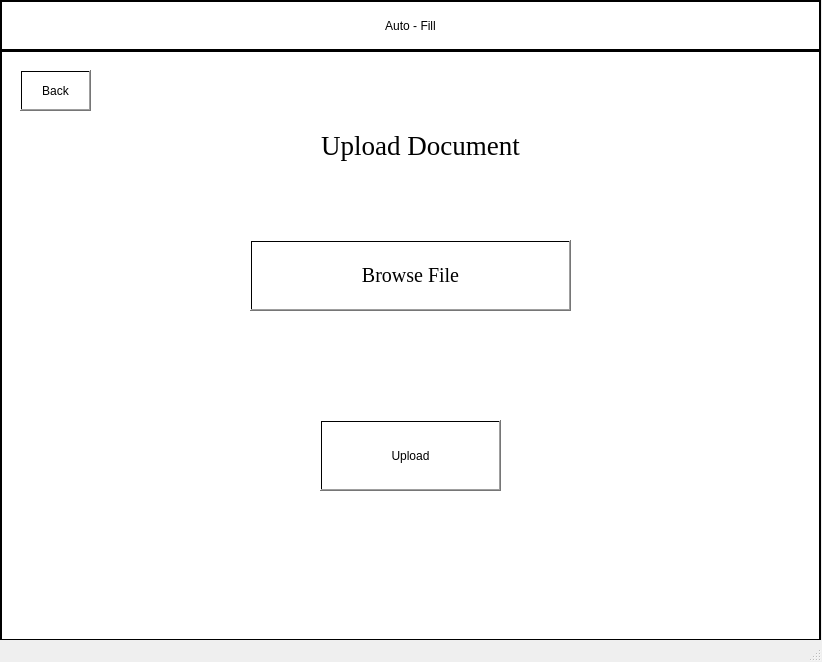
Before: the Qt Designer form browse.ui in swhasans/Auto-Fill, drawn with Qt 5.
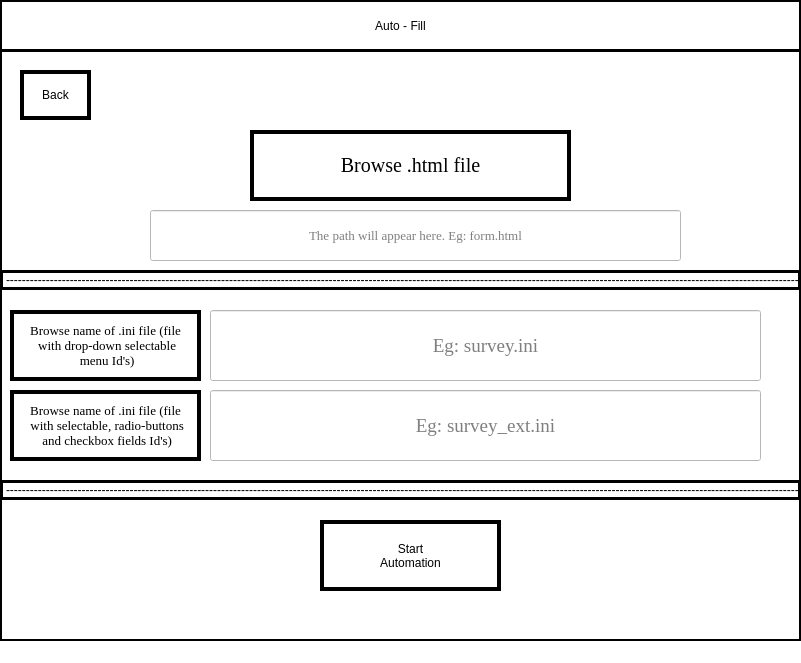
After: the same form once the commit is applied. Icons and pictures are not drawn.

What changed in the file:
```diff
--- a/browse.ui
+++ b/browse.ui
@@ -6,41 +6,274 @@
    <rect>
     <x>0</x>
     <y>0</y>
-    <width>822</width>
-    <height>662</height>
+    <width>801</width>
+    <height>663</height>
    </rect>
   </property>
   <property name="windowTitle">
    <string>MainWindow</string>
   </property>
+  <property name="styleSheet">
+   <string notr="true">background-color: rgb(255, 255, 255);</string>
+  </property>
   <widget class="QWidget" name="centralwidget">
-   <widget class="QFrame" name="frame">
+   <widget class="QLabel" name="lb_Title_1">
     <property name="geometry">
      <rect>
       <x>0</x>
-      <y>50</y>
-      <width>821</width>
-      <height>591</height>
+      <y>0</y>
+      <width>801</width>
+      <height>51</height>
      </rect>
     </property>
+    <property name="layoutDirection">
+     <enum>Qt::LeftToRight</enum>
+    </property>
     <property name="styleSheet">
-     <string notr="true">border-color: rgb(0, 0, 0);
+     <string notr="true">font: 20pt &quot;Georgia&quot;;
 background-color: rgb(255, 255, 255);</string>
     </property>
     <property name="frameShape">
      <enum>QFrame::Box</enum>
     </property>
-    <property name="frameShadow">
-     <enum>QFrame::Plain</enum>
-    </property>
     <property name="lineWidth">
      <number>2</number>
     </property>
+    <property name="text">
+     <string>Auto - Fill</string>
+    </property>
+    <property name="scaledContents">
+     <bool>true</bool>
+    </property>
+    <property name="alignment">
+     <set>Qt::AlignCenter</set>
+    </property>
+   </widget>
+   <widget class="QPushButton" name="bt_back">
+    <property name="geometry">
+     <rect>
+      <x>20</x>
+      <y>70</y>
+      <width>71</width>
+      <height>50</height>
+     </rect>
+    </property>
+    <property name="styleSheet">
+     <string notr="true">background-color: qlineargradient(spread:pad, x1:0.488636, y1:0.54, x2:1, y2:1, stop:0 rgba(255, 255, 255, 255));
+font: 15pt &quot;Georgia&quot;;
+border-color: rgb(0, 0, 0);
+border: 4px solid;</string>
+    </property>
+    <property name="text">
+     <string>Back</string>
+    </property>
+   </widget>
+   <widget class="QLineEdit" name="le_file_name_2">
+    <property name="geometry">
+     <rect>
+      <x>210</x>
+      <y>390</y>
+      <width>551</width>
+      <height>71</height>
+     </rect>
+    </property>
+    <property name="font">
+     <font>
+      <family>Georgia</family>
+      <pointsize>14</pointsize>
+     </font>
+    </property>
+    <property name="layoutDirection">
+     <enum>Qt::LeftToRight</enum>
+    </property>
+    <property name="text">
+     <string/>
+    </property>
+    <property name="alignment">
+     <set>Qt::AlignCenter</set>
+    </property>
+    <property name="placeholderText">
+     <string>Eg: survey_ext.ini</string>
+    </property>
+   </widget>
+   <widget class="QPushButton" name="bt_browsefile_1">
+    <property name="geometry">
+     <rect>
+      <x>10</x>
+      <y>310</y>
+      <width>191</width>
+      <height>71</height>
+     </rect>
+    </property>
+    <property name="font">
+     <font>
+      <family>Georgia</family>
+      <pointsize>10</pointsize>
+      <weight>50</weight>
+      <italic>false</italic>
+      <bold>false</bold>
+     </font>
+    </property>
+    <property name="autoFillBackground">
+     <bool>false</bool>
+    </property>
+    <property name="styleSheet">
+     <string notr="true">background-color: rgb(255, 255, 255);
+font: 10pt &quot;Georgia&quot;;
+border-color: rgb(0, 0, 0);
+border: 4px solid;</string>
+    </property>
+    <property name="text">
+     <string>Browse name of .ini file (file 
+ with drop-down selectable 
+ menu Id's)</string>
+    </property>
+   </widget>
+   <widget class="QLabel" name="lb_sep_2">
+    <property name="geometry">
+     <rect>
+      <x>0</x>
+      <y>480</y>
+      <width>801</width>
+      <height>20</height>
+     </rect>
+    </property>
+    <property name="frameShape">
+     <enum>QFrame::Box</enum>
+    </property>
+    <property name="lineWidth">
+     <number>3</number>
+    </property>
+    <property name="midLineWidth">
+     <number>3</number>
+    </property>
+    <property name="text">
+     <string>---------------------------------------------------------------------------------------------------------------------------------------------------------------------------------------------------------</string>
+    </property>
+   </widget>
+   <widget class="QLineEdit" name="le_file_name">
+    <property name="geometry">
+     <rect>
+      <x>150</x>
+      <y>210</y>
+      <width>531</width>
+      <height>51</height>
+     </rect>
+    </property>
+    <property name="font">
+     <font>
+      <family>Georgia</family>
+      <pointsize>10</pointsize>
+     </font>
+    </property>
+    <property name="styleSheet">
+     <string notr="true">color: rgb(0, 0, 0);
+border-color: rgb(0, 0, 0);</string>
+    </property>
+    <property name="text">
+     <string/>
+    </property>
+    <property name="frame">
+     <bool>true</bool>
+    </property>
+    <property name="alignment">
+     <set>Qt::AlignCenter</set>
+    </property>
+    <property name="placeholderText">
+     <string>The path will appear here. Eg: form.html</string>
+    </property>
+    <property name="lineWidth" stdset="0">
+     <number>3</number>
+    </property>
+    <property name="scaledContents" stdset="0">
+     <bool>false</bool>
+    </property>
+   </widget>
+   <widget class="QPushButton" name="bt_browsefile_2">
+    <property name="geometry">
+     <rect>
+      <x>10</x>
+      <y>390</y>
+      <width>191</width>
+      <height>71</height>
+     </rect>
+    </property>
+    <property name="font">
+     <font>
+      <family>Georgia</family>
+      <pointsize>10</pointsize>
+      <weight>50</weight>
+      <italic>false</italic>
+      <bold>false</bold>
+     </font>
+    </property>
+    <property name="autoFillBackground">
+     <bool>false</bool>
+    </property>
+    <property name="styleSheet">
+     <string notr="true">background-color: qlineargradient(spread:pad, x1:0.488636, y1:0.54, x2:1, y2:1, stop:0 rgba(255, 255, 255, 255));
+font: 10pt &quot;Georgia&quot;;
+border-color: rgb(0, 0, 0);
+border: 4px solid;</string>
+    </property>
+    <property name="text">
+     <string>Browse name of .ini file (file 
+ with selectable, radio-buttons 
+ and checkbox fields Id's)</string>
+    </property>
+   </widget>
+   <widget class="QLabel" name="lb_sep_1">
+    <property name="geometry">
+     <rect>
+      <x>0</x>
+      <y>270</y>
+      <width>801</width>
+      <height>20</height>
+     </rect>
+    </property>
+    <property name="frameShape">
+     <enum>QFrame::Box</enum>
+    </property>
+    <property name="lineWidth">
+     <number>3</number>
+    </property>
+    <property name="midLineWidth">
+     <number>3</number>
+    </property>
+    <property name="text">
+     <string>---------------------------------------------------------------------------------------------------------------------------------------------------------------------------------------------------------</string>
+    </property>
+   </widget>
+   <widget class="QLineEdit" name="le_file_name_1">
+    <property name="geometry">
+     <rect>
+      <x>210</x>
+      <y>310</y>
+      <width>551</width>
+      <height>71</height>
+     </rect>
+    </property>
+    <property name="font">
+     <font>
+      <family>Georgia</family>
+      <pointsize>14</pointsize>
+     </font>
+    </property>
+    <property name="layoutDirection">
+     <enum>Qt::LeftToRight</enum>
+    </property>
+    <property name="alignment">
+     <set>Qt::AlignCenter</set>
+    </property>
+    <property name="placeholderText">
+     <string>Eg: survey.ini</string>
+    </property>
+   </widget>
     <widget class="QPushButton" name="bt_browsefile">
      <property name="geometry">
       <rect>
        <x>250</x>
-       <y>190</y>
+      <y>130</y>
        <width>321</width>
        <height>71</height>
       </rect>
@@ -58,19 +291,20 @@
       <bool>false</bool>
      </property>
      <property name="styleSheet">
-      <string notr="true">background-color: qlineargradient(spread:pad, x1:0.488636, y1:0.54, x2:1, y2:1, stop:0 rgba(255, 255, 255, 255));
+     <string notr="true">background-color: rgb(255, 255, 255);
 font: 15pt &quot;Georgia&quot;;
-border-color: rgb(0, 0, 0);</string>
+border-color: rgb(0, 0, 0);
+border: 4px solid;</string>
      </property>
      <property name="text">
-      <string>Browse File</string>
+     <string>Browse .html file</string>
      </property>
     </widget>
     <widget class="QPushButton" name="bt_upload">
      <property name="geometry">
       <rect>
        <x>320</x>
-       <y>370</y>
+      <y>520</y>
        <width>181</width>
        <height>71</height>
       </rect>
@@ -80,103 +314,52 @@
      </property>
      <property name="styleSheet">
       <string notr="true">background-color: qlineargradient(spread:pad, x1:0.488636, y1:0.54, x2:1, y2:1, stop:0 rgba(255, 255, 255, 255));
-font: 15pt &quot;Georgia&quot;;
-border-color: rgb(0, 0, 0);</string>
-     </property>
-     <property name="text">
-      <string>Upload</string>
-     </property>
-    </widget>
-    <widget class="QPushButton" name="bt_back">
-     <property name="geometry">
-      <rect>
-       <x>20</x>
-       <y>20</y>
-       <width>71</width>
-       <height>41</height>
-      </rect>
-     </property>
-     <property name="styleSheet">
-      <string notr="true">background-color: qlineargradient(spread:pad, x1:0.488636, y1:0.54, x2:1, y2:1, stop:0 rgba(255, 255, 255, 255));
-font: 15pt &quot;Georgia&quot;;
-border-color: rgb(0, 0, 0);</string>
-     </property>
-     <property name="text">
-      <string>Back</string>
-     </property>
-    </widget>
-   </widget>
-   <widget class="QLabel" name="lb_main_1">
-    <property name="geometry">
-     <rect>
-      <x>170</x>
-      <y>120</y>
-      <width>501</width>
-      <height>51</height>
-     </rect>
-    </property>
-    <property name="font">
-     <font>
-      <family>Georgia</family>
-      <pointsize>20</pointsize>
-      <weight>9</weight>
-      <italic>false</italic>
-      <bold>false</bold>
-     </font>
-    </property>
-    <property name="styleSheet">
-     <string notr="true">background-color: qlineargradient(spread:pad, x1:0.488636, y1:0.54, x2:1, y2:1, stop:0 rgba(255, 255, 255, 255));
+selection-color: rgb(182, 182, 182);
+font: 20pt &quot;Georgia&quot;;
 border-color: rgb(0, 0, 0);
-font: 75 20pt &quot;Georgia&quot;;</string>
-    </property>
-    <property name="frameShape">
-     <enum>QFrame::NoFrame</enum>
-    </property>
-    <property name="lineWidth">
-     <number>0</number>
+border: 4px solid;
+</string>
     </property>
     <property name="text">
-     <string>Upload Document</string>
-    </property>
-    <property name="scaledContents">
-     <bool>false</bool>
-    </property>
-    <property name="alignment">
-     <set>Qt::AlignCenter</set>
+     <string>Start 
+Automation</string>
     </property>
    </widget>
-   <widget class="QLabel" name="lb_Title_1">
+   <widget class="QFrame" name="frame">
     <property name="geometry">
      <rect>
       <x>0</x>
-      <y>0</y>
-      <width>821</width>
-      <height>51</height>
+      <y>50</y>
+      <width>801</width>
+      <height>591</height>
      </rect>
     </property>
-    <property name="layoutDirection">
-     <enum>Qt::LeftToRight</enum>
-    </property>
     <property name="styleSheet">
-     <string notr="true">font: 20pt &quot;Georgia&quot;;
-background-color: rgb(255, 255, 255);</string>
+     <string notr="true">border-color: rgb(0, 0, 0);
+background: url(../Auto-Fill/background_robo.jpg);</string>
     </property>
     <property name="frameShape">
      <enum>QFrame::Box</enum>
     </property>
+    <property name="frameShadow">
+     <enum>QFrame::Plain</enum>
+    </property>
     <property name="lineWidth">
      <number>2</number>
     </property>
-    <property name="text">
-     <string>Auto - Fill</string>
-    </property>
-    <property name="scaledContents">
-     <bool>true</bool>
-    </property>
-    <property name="alignment">
-     <set>Qt::AlignCenter</set>
-    </property>
    </widget>
+   <zorder>frame</zorder>
+   <zorder>lb_Title_1</zorder>
+   <zorder>bt_back</zorder>
+   <zorder>le_file_name_2</zorder>
+   <zorder>bt_browsefile_1</zorder>
+   <zorder>lb_sep_2</zorder>
+   <zorder>le_file_name</zorder>
+   <zorder>bt_browsefile_2</zorder>
+   <zorder>lb_sep_1</zorder>
+   <zorder>le_file_name_1</zorder>
+   <zorder>bt_browsefile</zorder>
+   <zorder>bt_upload</zorder>
   </widget>
   <widget class="QStatusBar" name="statusbar"/>
  </widget>
```
Lines whose indentation alone changed are shown as unchanged.
